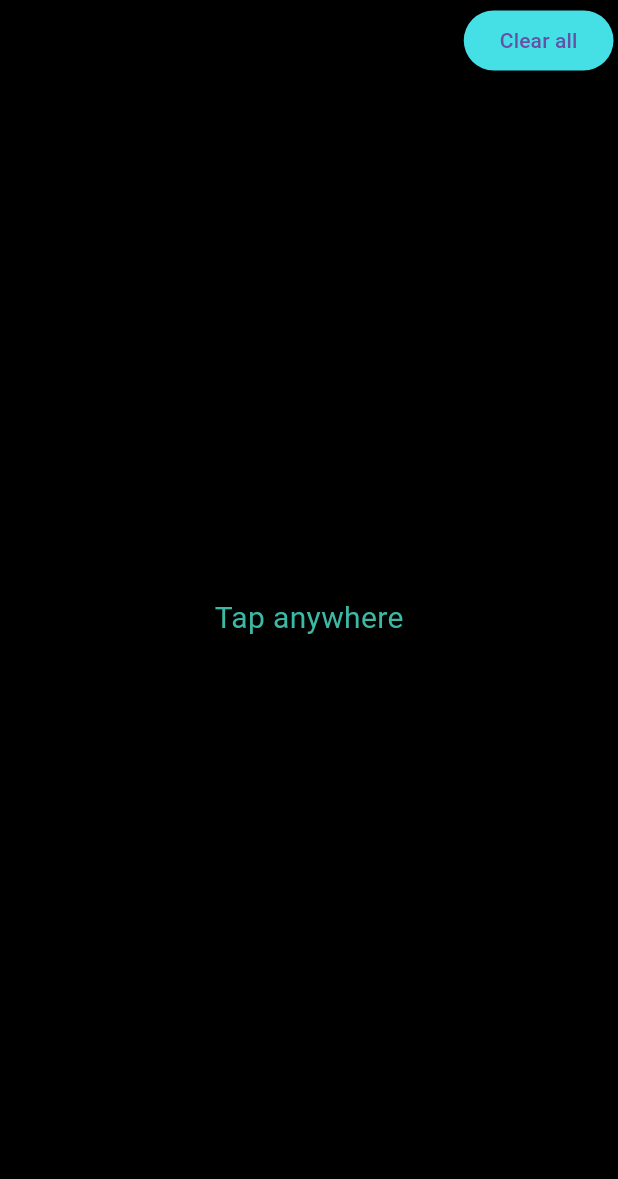
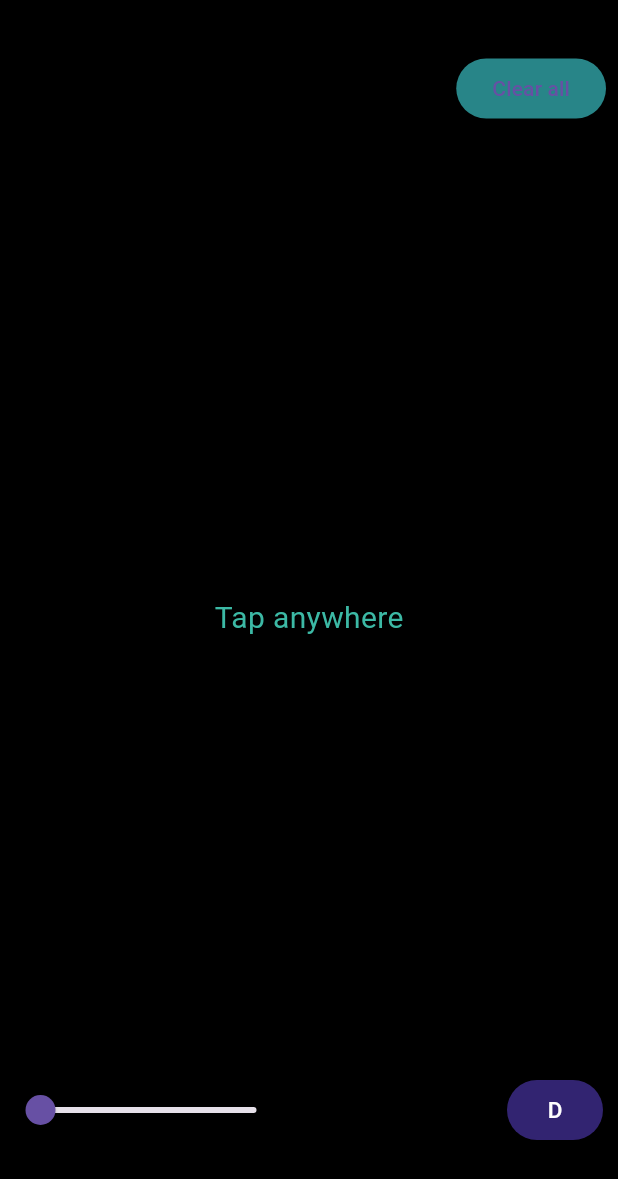
Before and after one commit to alia17ultsc/antistrress, a Flutter app: the screen it shows after launch, after a tap on "Clear all", on a phone screen of 412 x 824 dp. Shown: the top 1179 px of the screen. Run offline on Flutter 3.47's test engine with Material 3 defaults, Android fonts, the light colour scheme and no system bars.

Commit message:
finished project

```diff
--- a/lib/main.dart
+++ b/lib/main.dart
@@ -31,8 +31,14 @@
   List<Circle>circlesList=[];
   double currentSize = 5;
   var increaseSize=true;
+  var staticSize=false;
+  var STbtn="D";
 
-
+  void clearCircles(){
+    setState(() {
+      circlesList.clear();
+    });
+  }
 
   void screenTap(TapDownDetails infoDetails){
     var x=infoDetails.localPosition.dx;
@@ -41,16 +47,20 @@
     print(y);
     var newcolor=Color.fromRGBO(Random().nextInt(256), Random().nextInt(256), Random().nextInt(256), 1);
     var newCircle=Circle(position: infoDetails.localPosition, color: newcolor, circleSize: currentSize);
+    if(STbtn == 'D'){
       if(increaseSize==true){
         currentSize+=3;
-      if(currentSize>100){
+        if(currentSize>=100){
+          currentSize = 100;
           increaseSize=false;
         }
       }
       else{
         currentSize-=3;
-      if(currentSize<5){
+        if(currentSize<=5){
+          currentSize = 5;
           increaseSize=true;
+        }
       }
     }
     setState(() {
@@ -59,33 +69,28 @@
 
   }
 
+  void changeMode(){
+    setState(() {
+      if(STbtn == 'D'){
+        STbtn = 'S';
+      }
+      else{
+        STbtn = 'D';
+      }
+    });
+  }
+
   @override
   Widget build(BuildContext context) {
       return GestureDetector(
         onTapDown:screenTap,
         child: Stack(
           children: [
+
             Container(
               width: double.infinity,
               height: double.infinity,
               color: const Color.fromARGB(255, 0, 0, 0),
-            ),
-            Positioned(
-              top: 3,
-              right: 3,
-              child: ElevatedButton(
-                onPressed: (){},
-                child: Text('Clear all'),
-                style: ElevatedButton.styleFrom(backgroundColor: const Color.fromARGB(255, 68, 224, 230)),
-                )),
-            Center(
-                child: Text(
-                  'Tap anywhere',
-                  style: TextStyle(
-                    color: const Color.fromARGB(255, 60, 185, 165),
-                    fontSize: 20
-                    ),
-                  ),
             ),
               ...circlesList.map((eachCircle)=>Positioned(
                   left: eachCircle.position.dx - eachCircle.circleSize/2,
@@ -99,7 +104,51 @@
                     ),
                   )
                 )
+              ),
+              Positioned(
+                bottom: 60,
+                right: 10,
+                child: ElevatedButton(
+                  style: ElevatedButton.styleFrom(backgroundColor: const Color.fromARGB(125, 102, 73, 230)),
+                  onPressed: changeMode,
+                  child: Text(
+                    '$STbtn',
+                    style: TextStyle(fontSize: 15, color: Colors.white),
                     )
+                  )
+                ),
+            Positioned(
+              top: 35,
+              right: 8,
+              child: ElevatedButton(
+                onPressed: clearCircles,
+                child: Text('Clear all'),
+                style: ElevatedButton.styleFrom(backgroundColor: const Color.fromARGB(151, 68, 225, 230)),
+                )),
+            Center(
+                child: Text(
+                  'Tap anywhere',
+                  style: TextStyle(
+                    color: const Color.fromARGB(255, 60, 185, 165),
+                    fontSize: 20
+                    ),
+                  ),
+                ),
+            Positioned(
+              left: 3,
+              bottom: 60,
+              child: Slider(
+                value: currentSize,
+                min: 5,
+                max: 100,
+                onChanged: (size){
+              setState(() {
+                currentSize = size;
+              });
+
+             })
+              ),
+
           ],
 
 
```
Lines whose indentation alone changed are shown as unchanged.
